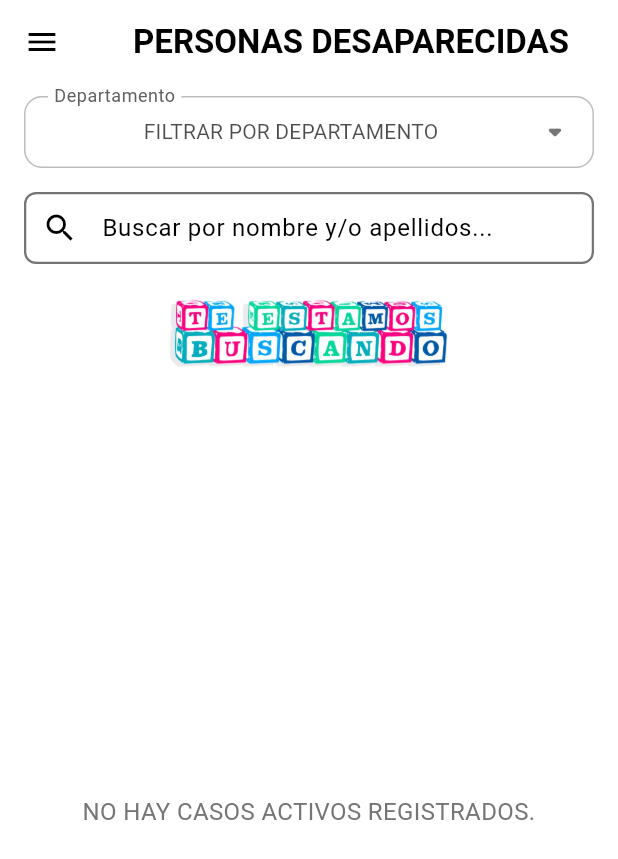
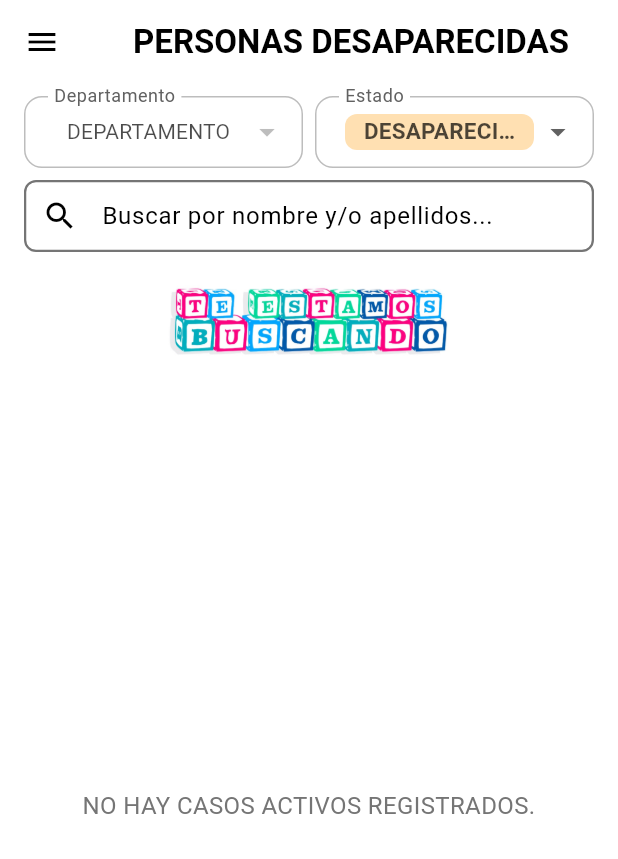
Before and after one commit to shamirdhc/alerta_desaparecidos, a Flutter app: the CitizenHomeScreen screen opened by its route, on a phone screen of 412 x 824 dp. Shown: the top 859 px of the screen. Run offline on Flutter 3.47's test engine with Material 3 defaults, Android fonts, the phone set to English and light mode, and no system bars; our stand-ins replace cloud_firestore, dartz, equatable, firebase_auth, firebase_core, firebase_storage and 9 more; accounts and stored records are empty.

Commit message:
Actualizado con un filtro mas aparecidos, encontrados

```diff
--- a/lib/presentation/citizen/screens/view_missing_screen.dart
+++ b/lib/presentation/citizen/screens/view_missing_screen.dart
@@ -26,6 +26,11 @@ class _ViewMissingScreenState extends State<ViewMissingScreen> {
   List<Map<String, dynamic>> _departamentosData = [];
   final ScrollController _scrollController = ScrollController();
   final DatabaseHelper _dbHelper = DatabaseHelper();
+
+  // --- NUEVO: Estado para el filtro de estado (desaparecido/encontrado) ---
+  String _selectedStatus = 'DESAPARECIDOS'; // Valor inicial
+  final List<String> _statusOptions = ['DESAPARECIDOS', 'ENCONTRADOS'];
+  // --- FIN NUEVO ---
 
   // --- ASEGÚRATE QUE ESTA LISTA DE COLORES ESTÉ PRESENTE ---
   final List<Color> _departmentColors = [
@@ -125,12 +130,7 @@ class _ViewMissingScreenState extends State<ViewMissingScreen> {
         (d) =>
             (d['name'] as String?)?.toUpperCase() ==
             departamentoDetectadoPorGps,
-        orElse:
-            () =>
-                <
-                  String,
-                  dynamic
-                >{}, // Devuelve mapa vacío si no hay coincidencia
+        orElse: () => <String, dynamic>{}, // Devuelve mapa vacío si no hay coincidencia
       );
 
       if (match.isNotEmpty && match['name'] != null) {
@@ -161,19 +161,25 @@ class _ViewMissingScreenState extends State<ViewMissingScreen> {
       }
     }
 
-    // 6. Cargar datos iniciales basados en el departamento seleccionado (o ninguno si no se pudo establecer)
+    // 6. Cargar datos iniciales basados en el departamento seleccionado y el estado actual
+    // --- MODIFICADO: Incluir _selectedStatus en la carga inicial ---
     if (_selectedDepartamento != null) {
-      // _onDepartamentoChanged ya llama a searchMissingPeople, que refresca los datos.
-      _onDepartamentoChanged(_selectedDepartamento);
+      _fetchDataWithCurrentFilters();
     } else {
-      // Si no se pudo establecer ningún departamento (ej. lista de departamentos vacía)
       print(
-        '[GPS] NO SE PUDO SELECCIONAR NINGÚN DEPARTAMENTO. CARGANDO TODOS.',
+        '[GPS] NO SE PUDO SELECCIONAR NINGÚN DEPARTAMENTO. CARGANDO TODOS PARA EL ESTADO ACTUAL.',
       );
       Provider.of<ViewMissingViewModel>(
         context,
         listen: false,
-      ).getMissingPeople(forceRefresh: true);
+      ).getMissingPeople(
+        forceRefresh: true,
+        // Asumiendo que getMissingPeople también podría tomar un status, o filtrar internamente
+        // Si no, searchMissingPeople se llamará después de que el departamento se establezca
+        // y _selectedStatus ya tendrá su valor por defecto.
+        // Por ahora, la lógica de _fetchDataWithCurrentFilters se encargará.
+      );
+       _fetchDataWithCurrentFilters(); // Asegura que se llame con el estado por defecto
     }
   }
   // --- FIN NUEVO MÉTODO ---
@@ -191,24 +197,32 @@ class _ViewMissingScreenState extends State<ViewMissingScreen> {
     if (_scrollController.position.pixels >=
         _scrollController.position.maxScrollExtent - 200) {
       // --- CAMBIO: Llamar a loadMoreMissingPeople sin parámetros ---
+      // (ViewModel deberá usar los filtros actuales internamente)
       Provider.of<ViewMissingViewModel>(
         context,
         listen: false,
-      ).loadMoreMissingPeople(); // Ya no se pasan searchQuery ni departamento
+      ).loadMoreMissingPeople();
       // --- FIN CAMBIO ---
     }
   }
 
+  // --- NUEVO MÉTODO: Para centralizar la llamada de búsqueda/filtrado ---
+  void _fetchDataWithCurrentFilters() {
+    final departamentoParaFiltrar = _selectedDepartamento?.toUpperCase();
+    final statusParaFiltrar = _selectedStatus == 'DESAPARECIDOS' ? 'activo' : 'encontrado';
+
+    Provider.of<ViewMissingViewModel>(context, listen: false)
+        .searchMissingPeople(
+      _searchController.text.trim(),
+      departamento: departamentoParaFiltrar,
+      status: statusParaFiltrar, // Pasar el estado correspondiente
+    );
+  }
+  // --- FIN NUEVO MÉTODO ---
+
   void _onSearchChanged() {
-    // --- CAMBIO AQUÍ: Asegurar que el departamento se pase en mayúsculas ---
-    final departamentoParaFiltrar = _selectedDepartamento?.toUpperCase();
-    Provider.of<ViewMissingViewModel>(
-      context,
-      listen: false,
-    ).searchMissingPeople(
-      _searchController.text.trim(),
-      departamento: departamentoParaFiltrar, // Usar el valor en mayúsculas
-    );
+    // --- CAMBIO AQUÍ: Usar el método centralizado ---
+    _fetchDataWithCurrentFilters();
     // --- FIN CAMBIO ---
   }
 
@@ -236,23 +250,22 @@ class _ViewMissingScreenState extends State<ViewMissingScreen> {
     setState(() {
       _selectedDepartamento = newValue;
     });
+    // --- CAMBIO AQUÍ: Usar el método centralizado ---
+    _fetchDataWithCurrentFilters();
+    // --- FIN CAMBIO ---
+  }
 
-    // --- CAMBIO AQUÍ: Convertir a mayúsculas antes de filtrar ---
-    final departamentoParaFiltrar = _selectedDepartamento?.toUpperCase();
+  // --- NUEVO MÉTODO: Handler para el cambio de estado (desaparecido/encontrado) ---
+  void _onStatusChanged(String? newValue) {
+    if (newValue == null) return;
+    setState(() {
+      _selectedStatus = newValue;
+    });
+    // --- CAMBIO AQUÍ: Usar el método centralizado ---
+    _fetchDataWithCurrentFilters();
     // --- FIN CAMBIO ---
-
-    Provider.of<ViewMissingViewModel>(
-      context,
-      listen: false,
-    ).searchMissingPeople(
-      _searchController.text
-          .trim(), // Añadir .trim() y mantener el texto de búsqueda actual
-      // --- CAMBIO AQUÍ: Usar el valor en mayúsculas ---
-      departamento:
-          departamentoParaFiltrar, // Aplicar el departamento en mayúsculas
-      // --- FIN CAMBIO ---
-    );
   }
+  // --- FIN NUEVO MÉTODO ---
 
   @override
   Widget build(BuildContext context) {
@@ -263,30 +276,31 @@ class _ViewMissingScreenState extends State<ViewMissingScreen> {
 
     return Column(
       children: [
-        // --- Fila 1: Filtro de Departamento ---
-        Container(
+        // --- Fila de Filtros ---
+        Padding(
           padding: const EdgeInsets.symmetric(horizontal: 16.0, vertical: 8.0),
+          child: Row(
+            children: [
+              // --- Filtro de Departamento (Existente) ---
+              Expanded(
                 child: DropdownButtonFormField<String>(
-            // Usamos la decoración personalizada para el contorno y etiqueta del campo
                   decoration: getCustomDropdownDecoration(
                     context: context,
                     labelText: 'Departamento',
                   ),
                   hint: Center(
                     child: Text(
-                'FILTRAR POR DEPARTAMENTO',
+                      'DEPARTAMENTO',
                       style: TextStyle(
                         color: Theme.of(context).hintColor.withOpacity(0.7),
-                  fontWeight:
-                      FontWeight.normal, // El hint no necesita estar en negrita
+                        fontWeight: FontWeight.normal,
                         fontSize: 14,
                       ),
                     ),
                   ),
                   value: _selectedDepartamento,
                   isExpanded: true,
-            items:
-                _departamentosData
+                  items: _departamentosData
                       .asMap()
                       .entries
                       .map<DropdownMenuItem<String>>((entry) {
@@ -318,8 +332,7 @@ class _ViewMissingScreenState extends State<ViewMissingScreen> {
                             child: Text(
                               deptoName?.toUpperCase() ?? 'N/A',
                               style: TextStyle(
-                              fontWeight:
-                                  FontWeight.bold, // Asegurando negrita aquí
+                                fontWeight: FontWeight.bold,
                                 color: itemTextColor,
                                 fontSize: 15,
                               ),
@@ -364,7 +377,7 @@ class _ViewMissingScreenState extends State<ViewMissingScreen> {
                           child: Text(
                             deptoName?.toUpperCase() ?? 'N/A',
                             style: TextStyle(
-                        fontWeight: FontWeight.bold, // Asegurando negrita aquí
+                              fontWeight: FontWeight.bold,
                               color: selectedTextColor,
                               fontSize: 15,
                             ),
@@ -376,19 +389,106 @@ class _ViewMissingScreenState extends State<ViewMissingScreen> {
                     }).toList();
                   },
                   onChanged: _onDepartamentoChanged,
-            icon: Icon(
-              Icons.arrow_drop_down_rounded,
-              size: 28,
-              color: isDarkTheme ? Colors.white70 : Colors.black54,
-            ),
-            dropdownColor: Theme.of(context).canvasColor.withOpacity(0.95),
-            borderRadius: BorderRadius.circular(12.0),
+                  // --- MODIFICACIÓN: Añadir un poco de espacio si hay dos dropdowns ---
+                  // style: const TextStyle(fontSize: 15), // Ajustar según sea necesario
                 ),
               ),
+              const SizedBox(width: 8.0), // Espacio entre los dropdowns
 
-        // --- Fila 2: Barra de Búsqueda ---
-        Container(
-          padding: const EdgeInsets.symmetric(horizontal: 16.0, vertical: 8.0),
+              // --- NUEVO: Filtro de Estado (Desaparecidos/Encontrados) ---
+              Expanded(
+                child: DropdownButtonFormField<String>(
+                  decoration: getCustomDropdownDecoration(
+                    context: context,
+                    labelText: 'Estado',
+                  ),
+                  hint: Center(
+                    child: Text(
+                      'ESTADO',
+                      style: TextStyle(
+                        color: Theme.of(context).hintColor.withOpacity(0.7),
+                        fontWeight: FontWeight.normal,
+                        fontSize: 14,
+                      ),
+                    ),
+                  ),
+                  value: _selectedStatus,
+                  isExpanded: true,
+                  items: _statusOptions.map<DropdownMenuItem<String>>((String value) {
+                    // Usar colores simples para este dropdown o definir una nueva paleta
+                    Color itemBackgroundColor = (value == 'DESAPARECIDOS')
+                                              ? Colors.orange.shade100
+                                              : Colors.green.shade100;
+                    Color itemTextColor =
+                        ThemeData.estimateBrightnessForColor(itemBackgroundColor) == Brightness.dark
+                            ? Colors.white.withOpacity(0.9)
+                            : Colors.black.withOpacity(0.7);
+
+                    return DropdownMenuItem<String>(
+                      value: value,
+                      child: Container(
+                        alignment: Alignment.center,
+                        padding: const EdgeInsets.symmetric(vertical: 12.0, horizontal: 10.0),
+                        decoration: BoxDecoration(
+                          color: itemBackgroundColor,
+                          borderRadius: BorderRadius.circular(8.0),
+                        ),
+                        child: Text(
+                          value,
+                          style: TextStyle(
+                            fontWeight: FontWeight.bold,
+                            color: itemTextColor,
+                            fontSize: 15,
+                          ),
+                          textAlign: TextAlign.center,
+                          overflow: TextOverflow.ellipsis,
+                        ),
+                      ),
+                    );
+                  }).toList(),
+                  selectedItemBuilder: (BuildContext context) {
+                    return _statusOptions.map<Widget>((String item) {
+                       Color selectedBgColor = (item == 'DESAPARECIDOS')
+                                              ? Colors.orange.shade100
+                                              : Colors.green.shade100;
+                       Color selectedTextColor =
+                          ThemeData.estimateBrightnessForColor(selectedBgColor) == Brightness.dark
+                              ? Colors.white.withOpacity(0.9)
+                              : Colors.black.withOpacity(0.7);
+
+                      return Container(
+                        alignment: Alignment.center,
+                         decoration: BoxDecoration(
+                          color: selectedBgColor,
+                          borderRadius: BorderRadius.circular(8.0),
+                        ),
+                        child: Padding(
+                          padding: const EdgeInsets.symmetric(vertical: 0, horizontal: 8.0),
+                          child: Text(
+                            item,
+                            style: TextStyle(
+                              fontWeight: FontWeight.bold,
+                              color: selectedTextColor,
+                              fontSize: 15,
+                            ),
+                            textAlign: TextAlign.center,
+                            overflow: TextOverflow.ellipsis,
+                          ),
+                        ),
+                      );
+                    }).toList();
+                  },
+                  onChanged: _onStatusChanged,
+                ),
+              ),
+            ],
+          ),
+        ),
+        // --- Fin Fila de Filtros ---
+
+        // --- Fila 2: Campo de Búsqueda (Existente) ---
+        Padding(
+          padding: const EdgeInsets.fromLTRB(16.0, 0, 16.0, 8.0), // Ajustar padding si es necesario
           child: TextField(
             controller: _searchController,
             inputFormatters: [UpperCaseTextFormatter()],
```
Also changed, not shown: lib/presentation/citizen/view_models/view_missing_view_model.dart (+25 -22 lines), 2 other files. Lines whose indentation alone changed are shown as unchanged.
